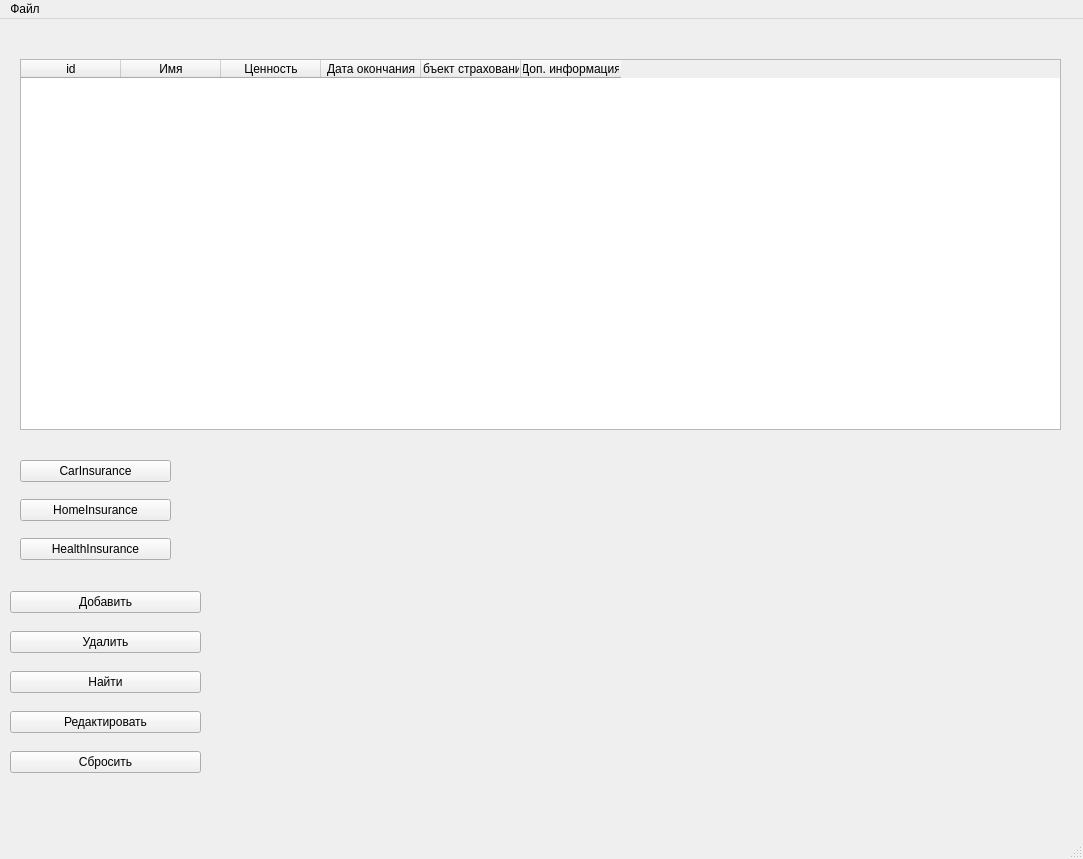
First picture: the form in mainwindow.ui, repository ElPresedente/QT-project, before the edit.
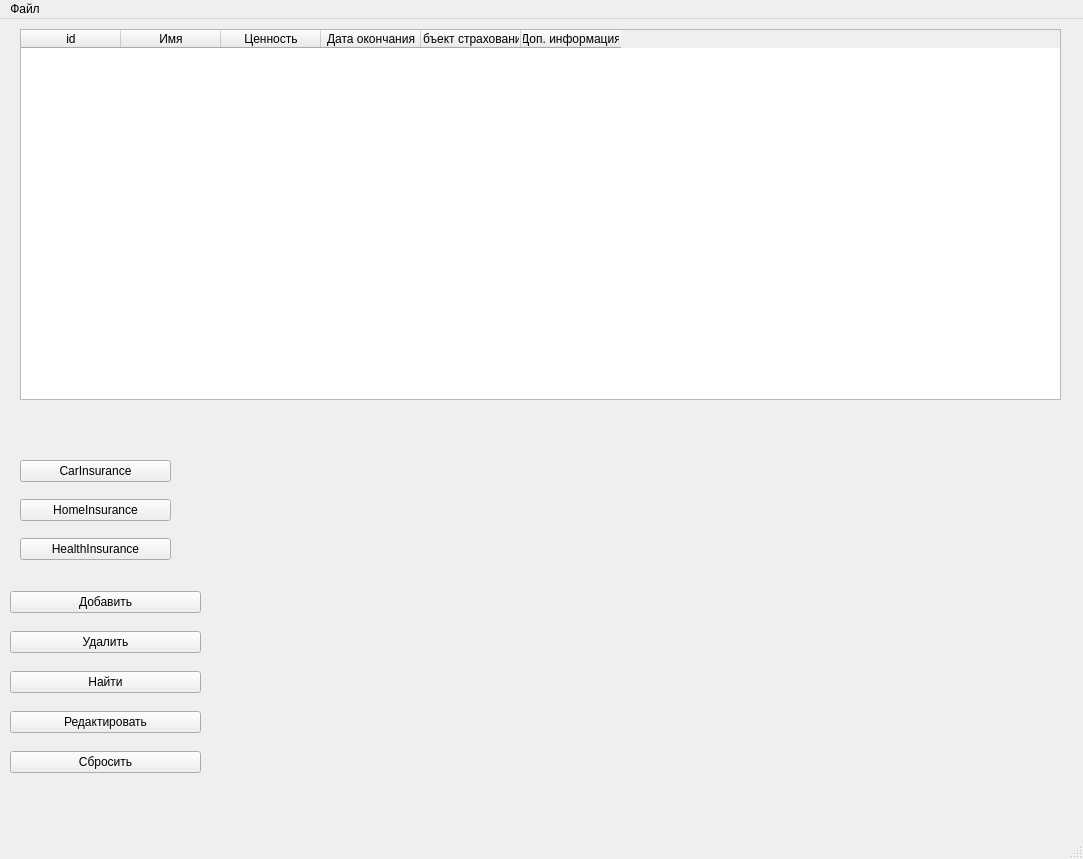
Second picture: the form after the edit.

Diff of the .ui file:
```diff
--- a/mainwindow.ui
+++ b/mainwindow.ui
@@ -18,7 +18,7 @@
     <property name="geometry">
      <rect>
       <x>20</x>
-      <y>40</y>
+      <y>10</y>
       <width>1041</width>
       <height>371</height>
      </rect>
```
Left out of the diff: 7 changed lines with no effect on the pictures.
